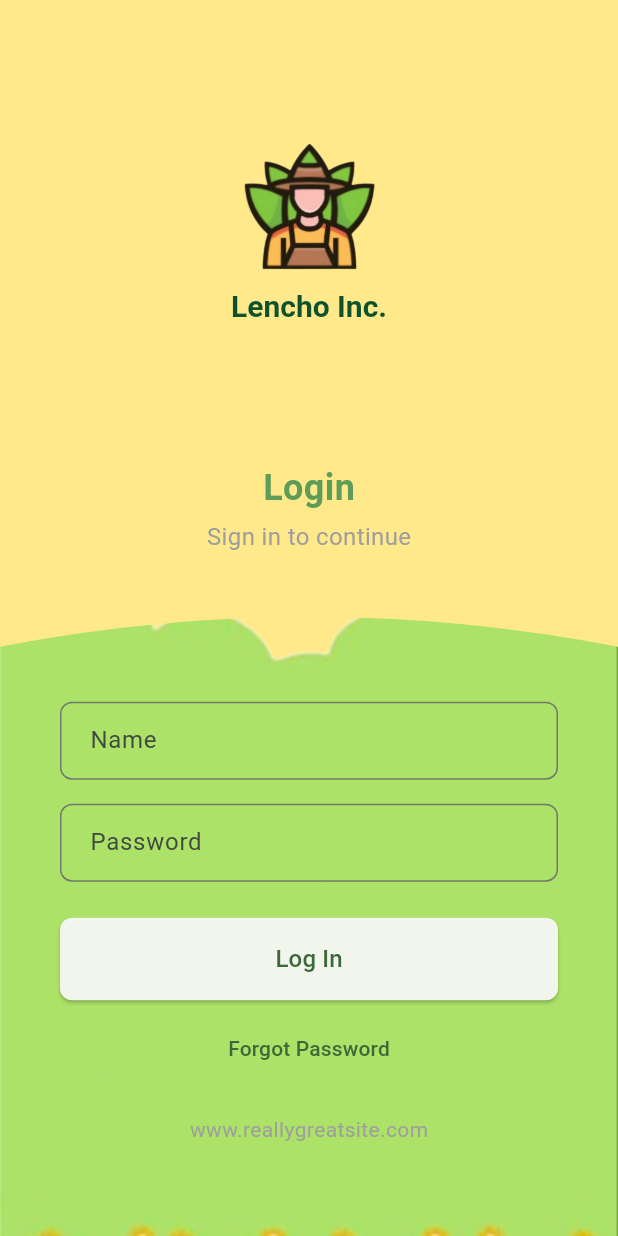
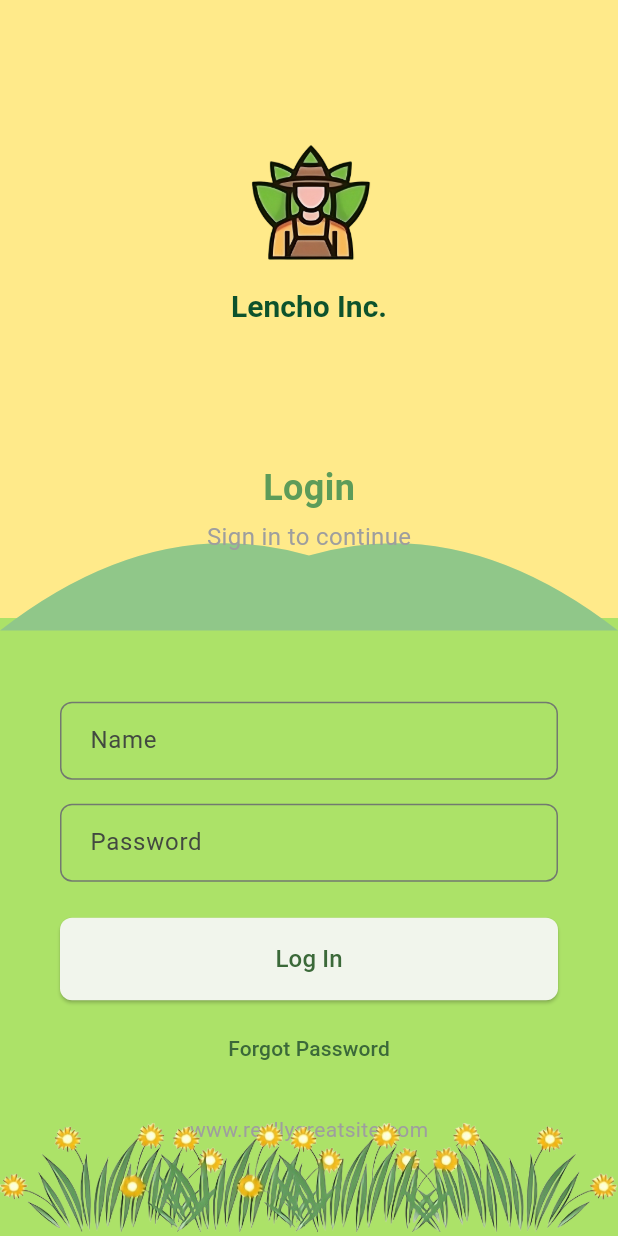
Before and after one commit to Niketw/lencho-server, a Flutter app: the screen it shows after launch, after a tap on "Get Started", on a phone screen of 412 x 824 dp. Run offline on Flutter 3.47's test engine with Material 3 defaults, Android fonts, the light colour scheme and no system bars; our stand-ins replace firebase_core; accounts and stored records are empty; generated files the repository leaves out were written again.

Commit message:
login smoothyfied

```diff
--- a/lib/screens/login/login_page.dart
+++ b/lib/screens/login/login_page.dart
@@ -9,34 +9,66 @@ class LoginPage extends StatefulWidget {
   _LoginPageState createState() => _LoginPageState();
 }
 
-/// Custom clipper to create a smooth, curvy top edge for the bush.
-class BushClipper extends CustomClipper<Path> {
+class BushCloudPainter extends CustomPainter {
   @override
-  Path getClip(Size size) {
-    final Path path = Path();
-    // Start at bottom left.
-    path.moveTo(0, size.height);
-    // Draw a line up to create a starting point for the curve.
-    path.lineTo(0, 40);
-    // Create a quadratic bezier curve from the top left to the top right.
-    path.quadraticBezierTo(
-      size.width / 2, 0, // control point: adjust this for a smoother curve
-      size.width, 40,    // end point
+  void paint(Canvas canvas, Size size) {
+    final Paint paint = Paint()
+      ..color = const Color(0xFF90C789)  // Light green color
+      ..style = PaintingStyle.fill;
+
+    // Create the main bush shape
+    final Path bushPath = Path();
+
+    // Start from the left edge
+    bushPath.moveTo(0, size.height);
+
+    // Left bump
+    bushPath.quadraticBezierTo(
+      size.width * 0.25,  // Control point X
+      size.height * 0.2,  // Control point Y - higher up for more rounded top
+      size.width * 0.5,   // End point X - middle of the screen
+      size.height * 0.5,  // End point Y - creates the dip
     );
-    // Draw line down to bottom right.
-    path.lineTo(size.width, size.height);
-    // Close the path.
-    path.close();
-    return path;
+
+    // Right bump
+    bushPath.quadraticBezierTo(
+      size.width * 0.75,  // Control point X
+      size.height * 0.2,  // Control point Y - matches left bump
+      size.width,         // End point X - right edge
+      size.height,        // End point Y - bottom right corner
+    );
+
+    // Close the path
+    bushPath.lineTo(size.width, size.height);
+    bushPath.lineTo(0, size.height);
+    bushPath.close();
+
+    // Draw the main shape
+    canvas.drawPath(bushPath, paint);
+
+    // Add subtle gradient overlay for depth
+    final Paint gradientPaint = Paint()
+      ..shader = LinearGradient(
+        begin: Alignment.topCenter,
+        end: Alignment.bottomCenter,
+        colors: [
+          const Color(0xFF90C789).withOpacity(0.2),
+          const Color(0xFF90C789).withOpacity(0),
+        ],
+      ).createShader(Rect.fromLTWH(0, 0, size.width, size.height));
+
+    canvas.drawPath(bushPath, gradientPaint);
   }
 
   @override
-  bool shouldReclip(CustomClipper<Path> oldClipper) => false;
+  bool shouldRepaint(CustomPainter oldDelegate) => false;
 }
 
 class _LoginPageState extends State<LoginPage> with TickerProviderStateMixin {
   bool _showLogin = false;
 
+  /// When the Get Started button is pressed, update the state so that the
+  /// bush animates upward and the login form is shown.
   void _onGetStarted() {
     setState(() {
       _showLogin = true;
@@ -47,46 +79,59 @@ class _LoginPageState extends State<LoginPage> with TickerProviderStateMixin {
   Widget build(BuildContext context) {
     final screenHeight = MediaQuery.of(context).size.height;
 
+    // Define the height for the bush container.
+    const double bushHeight = 100;
+    // When the login form is NOT shown, the bush is positioned slightly lower.
+    // When shown, it animates upward so that its bottom edge exactly aligns
+    // with the yellow/green partition (at screenHeight * 0.5).
+    final double bushTopNotShown = screenHeight * 0.5 - bushHeight + 20;
+    final double bushTopShown = screenHeight * 0.5 - bushHeight;
+
     return Scaffold(
-      backgroundColor: const Color(0xffffe98a),
       body: Stack(
         children: [
-          // -------------------------------------------------
-          // 1. Bottom: Green Bush Image with smooth curvy top
-          //    (Drawn first so that other elements are layered on top.)
-          // -------------------------------------------------
+          // Background layers:
+          // Top half (yellowish)
           Positioned(
+            top: 0,
+            left: 0,
+            right: 0,
+            height: screenHeight * 0.5,
+            child: Container(color: const Color.fromARGB(255, 255, 234, 138)),
+          ),
+          // Bottom half (greenish)
+          Positioned(
+            top: screenHeight * 0.5,
             left: 0,
             right: 0,
             bottom: 0,
-            child: AnimatedContainer(
-              duration: const Duration(seconds: 2),
-              curve: Curves.easeInOut,
-              height: _showLogin
-                  ? screenHeight * 0.65  // 50% + 15%
-                  : screenHeight * 0.35, // 20% + 15%
-              child: ClipPath(
-                clipper: BushClipper(),
-                child: Image.asset(
-                  'assets/green-bush.png',
-                  fit: BoxFit.cover,
-                ),
+            child: Container(color: const Color(0xfface268)),
+          ),
+
+          // Animated Bush using CustomPaint to draw multiple curved elements.
+          AnimatedPositioned(
+            duration: const Duration(seconds: 2),
+            curve: Curves.easeInOut,
+            top: _showLogin ? bushTopShown : bushTopNotShown,
+            left: 0,
+            right: 0,
+            child: SizedBox(
+              height: bushHeight,
+              child: CustomPaint(
+                size: Size(MediaQuery.of(context).size.width, bushHeight),
+                painter: BushCloudPainter(),
               ),
             ),
           ),
 
-          // -------------------------------------------------
-          // 2. Top Section: Logo and Company Name
-          //    (Now positioned 10% down from the top.)
-          // -------------------------------------------------
+          // Top Section (Logo & Company Name)
           Positioned(
-            top: screenHeight * 0.1, // 10% down from the top
+            top: screenHeight * 0.1,
             left: 0,
             right: 0,
             child: Column(
               mainAxisSize: MainAxisSize.min,
               children: [
-                // Animated logo size on transition.
                 AnimatedContainer(
                   duration: const Duration(milliseconds: 500),
                   curve: Curves.easeInOut,
@@ -98,7 +143,6 @@ class _LoginPageState extends State<LoginPage> with TickerProviderStateMixin {
                   ),
                 ),
                 const SizedBox(height: 10),
-                // Animated "Lencho Inc." text with bold style and new color.
                 AnimatedDefaultTextStyle(
                   duration: const Duration(milliseconds: 500),
                   style: TextStyle(
@@ -112,26 +156,19 @@ class _LoginPageState extends State<LoginPage> with TickerProviderStateMixin {
             ),
           ),
 
-          // -------------------------------------------------
-          // 3. Center: Get Started Button (only when login form is hidden)
-          // -------------------------------------------------
+          // Get Started Button (only shown before login)
           if (!_showLogin)
             Center(
               child: ElevatedButton(
                 onPressed: _onGetStarted,
                 style: ElevatedButton.styleFrom(
-                  padding:
-                      const EdgeInsets.symmetric(horizontal: 40, vertical: 16),
+                  padding: const EdgeInsets.symmetric(horizontal: 40, vertical: 16),
                 ),
                 child: const Text("Get Started"),
               ),
             ),
 
-          // -------------------------------------------------
-          // 4. Login Form: Appears over the bush once _showLogin is true.
-          //     The container background remains transparent.
-          //     (Positioned at 40% of the screen height.)
-          // -------------------------------------------------
+          // Login Form (animated fade in after Get Started is pressed)
           if (_showLogin)
             Positioned(
               top: screenHeight * 0.40,
@@ -146,9 +183,8 @@ class _LoginPageState extends State<LoginPage> with TickerProviderStateMixin {
                     child: Column(
                       mainAxisSize: MainAxisSize.min,
                       children: [
-                        // Header: "Login" and "Sign in to continue"
                         Transform.translate(
-                          offset: Offset(0, -screenHeight * 0.05), // 5% higher
+                          offset: Offset(0, -screenHeight * 0.05),
                           child: Column(
                             children: const [
                               Text(
@@ -171,9 +207,8 @@ class _LoginPageState extends State<LoginPage> with TickerProviderStateMixin {
                           ),
                         ),
                         const SizedBox(height: 16),
-                        // Form Fields & Buttons: shifted 5% lower.
                         Transform.translate(
-                          offset: Offset(0, screenHeight * 0.05), // 5% lower
+                          offset: Offset(0, screenHeight * 0.05),
                           child: Column(
                             children: [
                               TextField(
@@ -203,8 +238,7 @@ class _LoginPageState extends State<LoginPage> with TickerProviderStateMixin {
                                 width: double.infinity,
                                 child: ElevatedButton(
                                   style: ElevatedButton.styleFrom(
-                                    padding: const EdgeInsets.symmetric(
-                                        vertical: 16),
+                                    padding: const EdgeInsets.symmetric(vertical: 16),
                                     shape: RoundedRectangleBorder(
                                       borderRadius: BorderRadius.circular(8),
                                     ),
@@ -245,6 +279,17 @@ class _LoginPageState extends State<LoginPage> with TickerProviderStateMixin {
                 ),
               ),
             ),
+
+          // Bottom Flower Image (remains unchanged)
+          Positioned(
+            left: 0,
+            right: 0,
+            bottom: 0,
+            child: Image.asset(
+              'assets/flower.png',
+              fit: BoxFit.contain,
+            ),
+          ),
         ],
       ),
     );
--- a/pubspec.yaml
+++ b/pubspec.yaml
@@ -94,5 +94,4 @@ flutter:
   assets:
     - assets/logo.png
     - assets/green-bush.png
-    - assets/flower-1.png
-    - assets/flower-2.png
+    - assets/flower.png
```
Also changed, not shown: assets/flower-1.png (deleted), assets/flower-2.png (deleted), assets/flower.png (added), assets/green-bush.png, assets/logo.png.
